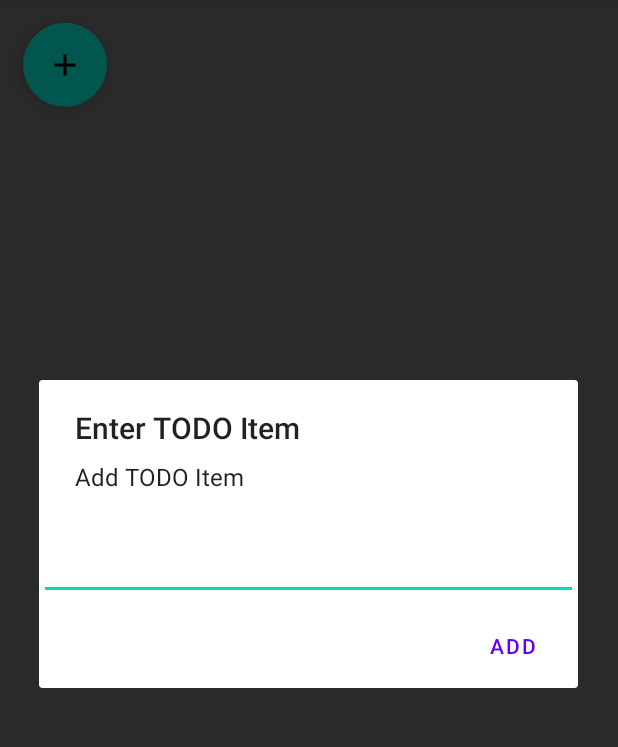
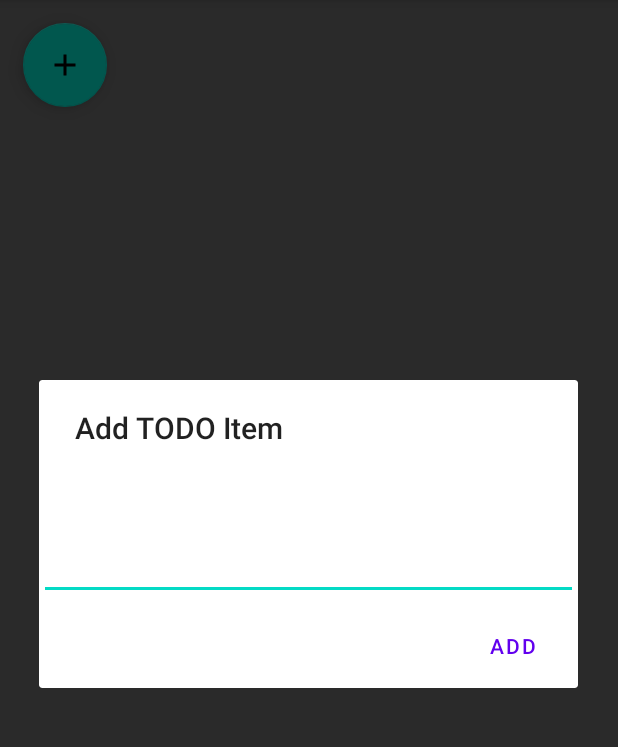
Before and after one commit to falistra/todolist, an Android app: the screen it shows after launch (MainActivity), after a tap on "TODO", on a phone screen of 412 x 824 dp, the part 84-831 px from its top. Run offline under Robolectric (Android 15) with nearby library versions, the phone set to English and light mode, and no system bars; our stand-ins replace Firebase (no records; nobody signed in at launch, a user with empty details on screens opened directly).

Commit message:
Fix warnings

```diff
--- a/app/src/main/java/com/zanasi/todolistapp/MainActivity.kt
+++ b/app/src/main/java/com/zanasi/todolistapp/MainActivity.kt
@@ -9,7 +9,6 @@ import android.widget.Toast
 import androidx.appcompat.app.AlertDialog
 import com.google.android.material.floatingactionbutton.FloatingActionButton
 import com.google.firebase.database.*
-// import com.google.firebase.database.core.view.View
 
 class MainActivity : AppCompatActivity(), UpdateAndDelete {
 
@@ -23,15 +22,15 @@ class MainActivity : AppCompatActivity(), UpdateAndDelete {
         setContentView(R.layout.activity_main)
 
         val fab = findViewById<android.view.View>(R.id.fab) as FloatingActionButton
-        listViewItem = findViewById<ListView>(R.id.item_listView)
+        listViewItem = findViewById(R.id.item_listView)
 
         database = FirebaseDatabase.getInstance().reference
 
         fab.setOnClickListener {
             val alertDialog = AlertDialog.Builder(this)
             val textEditText = EditText(this)
-            alertDialog.setMessage("Add TODO Item")
-            alertDialog.setTitle("Enter TODO Item")
+            alertDialog.setMessage("")
+            alertDialog.setTitle("Add TODO Item")
             alertDialog.setView(textEditText)
             alertDialog.setPositiveButton("Add") { dialog, _ ->
                 val todoItemData = ToDoModel.createList()
@@ -47,7 +46,7 @@ class MainActivity : AppCompatActivity(), UpdateAndDelete {
             alertDialog.show()
         }
 
-        toDOList = mutableListOf<ToDoModel>()
+        toDOList = mutableListOf()
 
         adapter = ToDoAdapter(this,toDOList!!)
         listViewItem!!.adapter = adapter
@@ -73,7 +72,7 @@ class MainActivity : AppCompatActivity(), UpdateAndDelete {
             while (itemsIterator.hasNext()) {
                 val currentItem = itemsIterator.next()
                 val toDoItemData = ToDoModel.createList()
-                val map = currentItem.value as HashMap<String,Any>
+                val map = currentItem.value as HashMap<*, *>
 
                 toDoItemData.UID = currentItem.key
                 toDoItemData.done = map["done"] as Boolean?
--- a/app/src/main/res/layout/activity_main.xml
+++ b/app/src/main/res/layout/activity_main.xml
@@ -1,7 +1,6 @@
 <?xml version="1.0" encoding="utf-8"?>
 <androidx.coordinatorlayout.widget.CoordinatorLayout
     xmlns:android="http://schemas.android.com/apk/res/android"
-    xmlns:app="http://schemas.android.com/apk/res-auto"
     xmlns:tools="http://schemas.android.com/tools"
     android:background="#000000"
     android:layout_width="match_parent"
@@ -27,5 +26,5 @@
         android:elevation="6dp"
         android:translationZ="12dp"
         android:src="@drawable/ic_baseline_add_24"
-        android:contentDescription="TODO" />
+        android:contentDescription="@string/todo" />
 </androidx.coordinatorlayout.widget.CoordinatorLayout>
--- a/app/src/main/res/layout/row_itemslayout.xml
+++ b/app/src/main/res/layout/row_itemslayout.xml
@@ -33,6 +33,6 @@
         android:background="@android:color/transparent"
         android:gravity="end"
         android:src="@android:drawable/btn_dialog"
-        />
+        android:contentDescription="@string/todo" />
 
 </RelativeLayout>
--- a/app/src/main/res/values/strings.xml
+++ b/app/src/main/res/values/strings.xml
@@ -1,4 +1,5 @@
 <resources>
     <string name="app_name">ToDoListApp</string>
     <string name="text">text</string>
+    <string name="todo">TODO</string>
 </resources>
```
Also changed, not shown: app/src/main/java/com/zanasi/todolistapp/ToDoAdapter.kt (+4 -4 lines).
